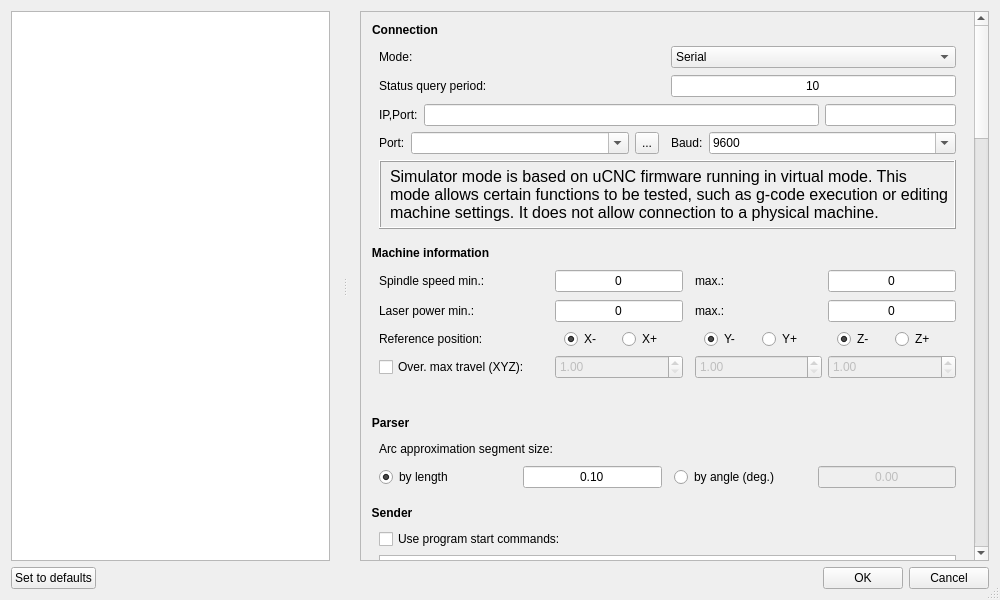
Old version of the form src/candle/frmsettings.ui in the repository bodyhey/Candle3.
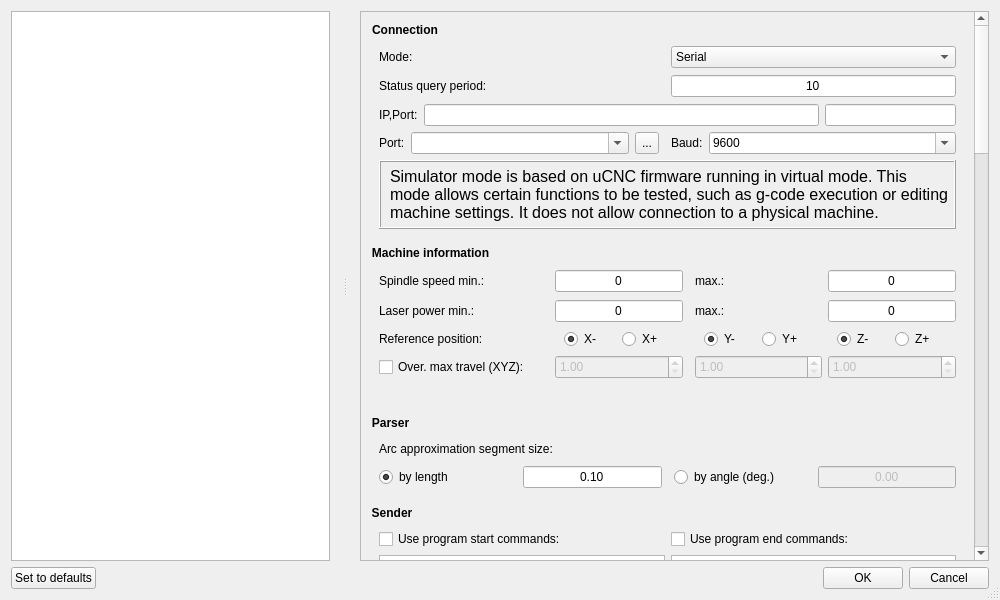
New version of the form. Icons and pictures are not drawn. Custom widgets are drawn as their Qt base class.

Diff of the .ui file:
```diff
--- a/src/candle/frmsettings.ui
+++ b/src/candle/frmsettings.ui
@@ -86,7 +86,7 @@
          <x>0</x>
          <y>-1034</y>
          <width>642</width>
-         <height>2627</height>
+         <height>2367</height>
         </rect>
        </property>
        <layout class="QVBoxLayout" name="verticalLayout_4">
@@ -831,25 +831,29 @@
           </property>
           <layout class="QVBoxLayout" name="verticalLayout_6">
            <item>
-            <widget class="QCheckBox" name="chkUseStartCommands">
-             <property name="text">
-              <string>Use program start commands:</string>
-             </property>
-            </widget>
-           </item>
-           <item>
-            <widget class="QPlainTextEdit" name="txtStartCommands"/>
-           </item>
-           <item>
+            <layout class="QGridLayout" name="gridLayout_4">
+             <item row="0" column="1">
             <widget class="QCheckBox" name="chkUseEndCommands">
              <property name="text">
               <string>Use program end commands:</string>
              </property>
             </widget>
            </item>
-           <item>
+             <item row="0" column="0">
+              <widget class="QCheckBox" name="chkUseStartCommands">
+               <property name="text">
+                <string>Use program start commands:</string>
+               </property>
+              </widget>
+             </item>
+             <item row="1" column="0">
             <widget class="QPlainTextEdit" name="txtEndCommands"/>
            </item>
+             <item row="1" column="1">
+              <widget class="QPlainTextEdit" name="txtStartCommands"/>
+             </item>
+            </layout>
+           </item>
            <item>
             <widget class="QCheckBox" name="chkUsePauseCommands">
              <property name="text">
@@ -919,6 +923,9 @@
           <layout class="QVBoxLayout" name="verticalLayout_2">
            <item>
             <layout class="QGridLayout" name="gridLayout_5">
+             <property name="horizontalSpacing">
+              <number>6</number>
+             </property>
              <item row="1" column="4">
               <widget class="QCheckBox" name="chkZBuffer">
                <property name="text">
@@ -966,7 +973,7 @@
              <item row="1" column="0">
               <layout class="QHBoxLayout" name="horizontalLayout_7">
                <item>
-                <widget class="QLabel" name="label_7">
+                <widget class="QLabel" name="labFpsLock">
                  <property name="text">
                   <string>FPS lock:</string>
                  </property>
@@ -1170,10 +1177,6 @@
                </property>
               </widget>
              </item>
-            </layout>
-           </item>
-           <item>
-            <layout class="QHBoxLayout" name="horizontalLayout_5">
              <item>
               <widget class="QLabel" name="label_8">
                <property name="text">
@@ -1200,10 +1203,6 @@
                </property>
               </widget>
              </item>
-            </layout>
-           </item>
-           <item>
-            <layout class="QHBoxLayout" name="horizontalLayout_6">
              <item>
               <widget class="QLabel" name="label_9">
                <property name="text">
```
Left out of the diff: 2 changed lines with no effect on the pictures. Lines whose indentation alone changed are shown as unchanged.
